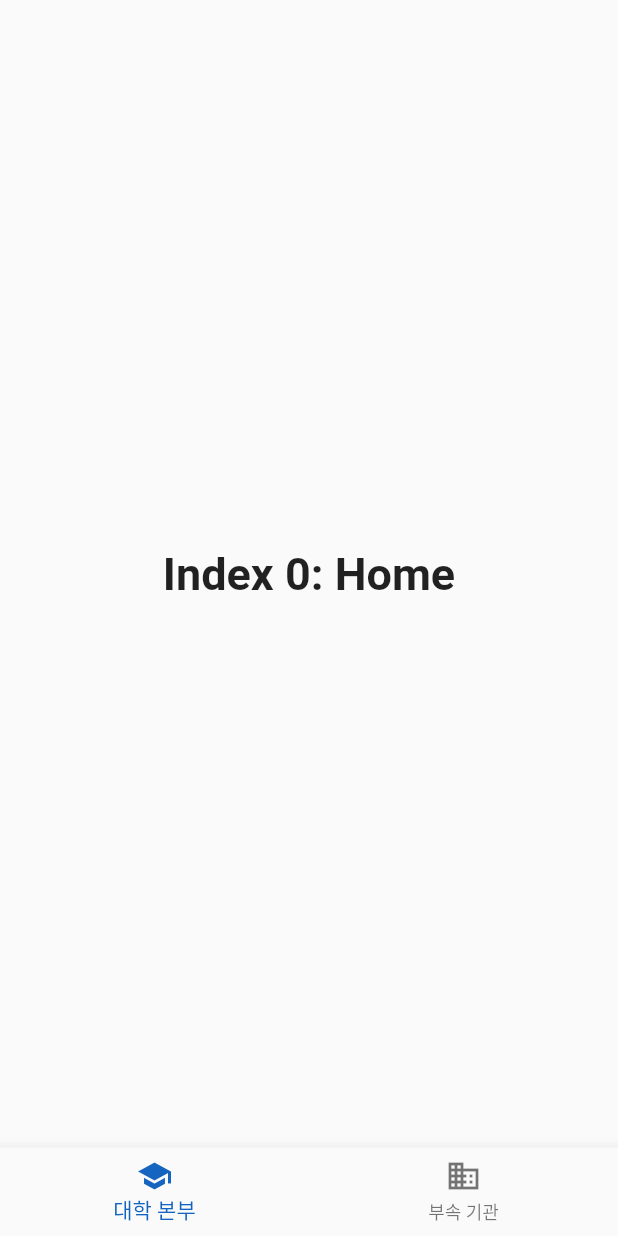
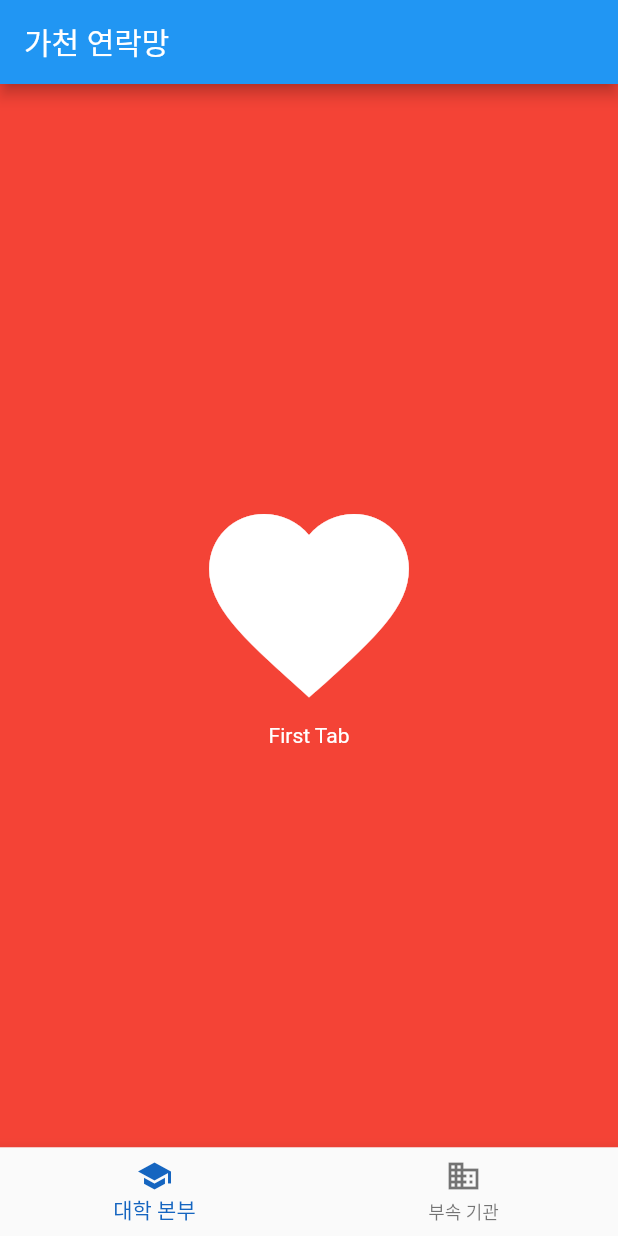
Before and after one commit to ChoiysApple/Gachon_Contact, a Flutter app: the screen it shows after launch, on a phone screen of 412 x 824 dp. Run offline on Flutter 3.47's test engine with Material 2 defaults, Android fonts, the phone set to English and light mode, and no system bars.

```diff
--- a/gachon_contact/lib/main.dart
+++ b/gachon_contact/lib/main.dart
@@ -1,4 +1,7 @@
 import 'package:flutter/material.dart';
+import 'package:gachon_contact/tab/first.dart';
+import 'package:gachon_contact/tab/second.dart';
+
 
 void main() => runApp(MyApp());
 
@@ -7,7 +10,7 @@ class MyApp extends StatelessWidget {
   @override
   Widget build(BuildContext context) {
     return MaterialApp(
-      title: 'Flutter Demo',
+      title: '가천 연락망',
       theme: ThemeData(
 
         primarySwatch: Colors.blue,
@@ -26,24 +29,28 @@ class MyHomePage extends StatefulWidget {
   _MyHomePageState createState() => _MyHomePageState();
 }
 
-class _MyHomePageState extends State<MyHomePage> {
+class _MyHomePageState extends State<MyHomePage> with TickerProviderStateMixin{
+
+  // Create a tab controller
+  TabController controller;
+
+  @override
+  void initState() {
+    super.initState();
+
+    // Initialize the Tab Controller
+    controller = TabController(vsync: this,length: 2);
+  }
+
+  @override
+  void dispose() {
+    // Dispose of the Tab Controller
+    controller.dispose();
+    super.dispose();
+  }
 
   int _selectedIndex = 0;
   static const TextStyle optionStyle = TextStyle(fontSize: 30, fontWeight: FontWeight.bold);
-  static const List<Widget> _widgetOptions = <Widget>[
-    Text(
-      'Index 0: Home',
-      style: optionStyle,
-    ),
-    Text(
-      'Index 1: Business',
-      style: optionStyle,
-    ),
-    Text(
-      'Index 2: School',
-      style: optionStyle,
-    ),
-  ];
 
   void _onItemTapped(int index) {
     setState(() {
@@ -54,11 +61,14 @@ class _MyHomePageState extends State<MyHomePage> {
   @override
   Widget build(BuildContext context) {
     return Scaffold(
-//      appBar: AppBar(
-//        title: const Text('BottomNavigationBar Sample'),
-//      ),
-      body: Center(
-        child: _widgetOptions.elementAt(_selectedIndex),
+      appBar: AppBar(
+        title: const Text('가천 연락망'),
+      ),
+      body: TabBarView(
+        // Add tabs as widgets
+        children: <Widget>[FirstTab(), SecondTab()],
+        // set the controllers
+        controller: controller,
       ),
       bottomNavigationBar: BottomNavigationBar(
         items: const <BottomNavigationBarItem>[
--- /dev/null
+++ b/gachon_contact/lib/tab/first.dart
@@ -0,0 +1,29 @@
+import 'package:flutter/material.dart';
+
+class FirstTab extends StatelessWidget {
+  @override
+  Widget build(BuildContext context) {
+    return Scaffold(
+      backgroundColor: Colors.red,
+      body: Container(
+        child: Center(
+          child: Column(
+            // center the children
+            mainAxisAlignment: MainAxisAlignment.center,
+            children: <Widget>[
+              Icon(
+                Icons.favorite,
+                size: 160.0,
+                color: Colors.white,
+              ),
+              Text(
+                "First Tab",
+                style: TextStyle(color: Colors.white),
+              )
+            ],
+          ),
+        ),
+      ),
+    );
+  }
+}
```
Also changed, not shown: gachon_contact/lib/tab/second.dart (added, +29 -0 lines).
